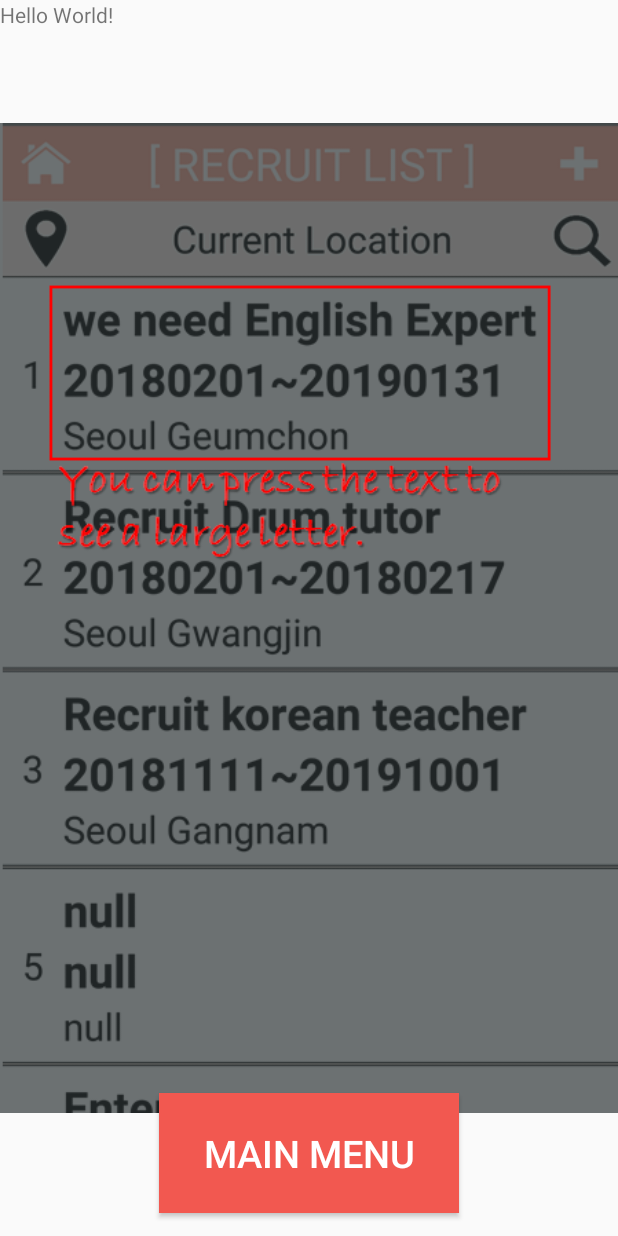
After one commit to kjf8891/SilverGodTalent, an Android app: the layout page_zoom.xml on its own in the app's theme, with its tools: preview values and no code run, on a phone screen of 412 x 824 dp. The commit adds this screen. Run offline under Robolectric (Android 15) with nearby library versions, the phone set to English and light mode, and no system bars.

Commit message:
sy 171214 02:43 튜토리얼 추가

```diff
--- a/app/src/main/AndroidManifest.xml
+++ b/app/src/main/AndroidManifest.xml
@@ -52,6 +52,7 @@
         <activity android:name=".SignInTypeActivity"></activity>
         <activity android:name=".CompanySignInActivity"></activity>
         <activity android:name=".BulletinWriteActivity"></activity>
+        <activity android:name=".TutorialActivity"></activity>
 
         <activity
             android:name=".MainMenuActivity"
--- /dev/null
+++ b/app/src/main/res/layout/page_zoom.xml
@@ -0,0 +1,48 @@
+<?xml version="1.0" encoding="utf-8"?>
+<LinearLayout xmlns:android="http://schemas.android.com/apk/res/android"
+    android:layout_width="match_parent"
+    android:layout_height="match_parent"
+    xmlns:app="http://schemas.android.com/apk/res-auto">
+
+    <FrameLayout
+        android:layout_width="match_parent"
+        android:layout_height="match_parent">
+        <TextView
+            android:layout_width="wrap_content"
+            android:layout_height="wrap_content"
+            android:text="Hello World!"/>
+        <!--<Button-->
+            <!--android:layout_width="240dp"-->
+            <!--android:layout_height="80dp"-->
+            <!--android:textSize="30dp"-->
+            <!--android:text = "Let's begin"-->
+            <!--android:background="@color/colorAccent" />-->
+        <!--<android.support.design.widget.FloatingActionButton-->
+            <!--android:id="@+id/fab"-->
+            <!--android:layout_width="240dp"-->
+            <!--android:layout_height="100dp"-->
+            <!--android:layout_gravity="bottom|center"-->
+            <!--android:layout_margin="@dimen/fab_margin"-->
+            <!--android:src="@drawable/white"-->
+            <!--app:backgroundTint="@color/red"-->
+            <!--android:background="@color/white" />-->
+        <Button
+            android:layout_margin="15dp"
+            android:background="@color/red"
+            android:textSize="25dp"
+            android:text="Main menu"
+            android:textColor="@color/white"
+            android:id="@+id/btn"
+            android:layout_gravity="bottom|center"
+            android:gravity="center"
+            android:layout_width="200dp"
+            android:layout_height="80dp" />
+
+        <ImageView
+            android:id="@+id/imageView2"
+            android:layout_width="match_parent"
+            android:layout_height="match_parent"
+            android:scaleType="fitCenter"
+            android:src="@drawable/ex_zoom" />
+    </FrameLayout>
+</LinearLayout>
```
Also changed, not shown: app/src/main/java/com/example/testremote/MainMenuActivity.java (+14 -1 lines), app/src/main/java/com/example/testremote/SlidingView.java (added, +244 -0 lines), app/src/main/java/com/example/testremote/TutorialActivity.java (added, +46 -0 lines), app/src/main/res/layout/page_list.xml (added, +12 -0 lines), app/src/main/res/layout/page_main.xml (added, +12 -0 lines), app/src/main/res/drawable-hdpi/ex_list.png (added), app/src/main/res/drawable-hdpi/ex_main.png (added), app/src/main/res/drawable-hdpi/ex_zoom.png (added), app/src/main/res/drawable-hdpi/white.png (added).
